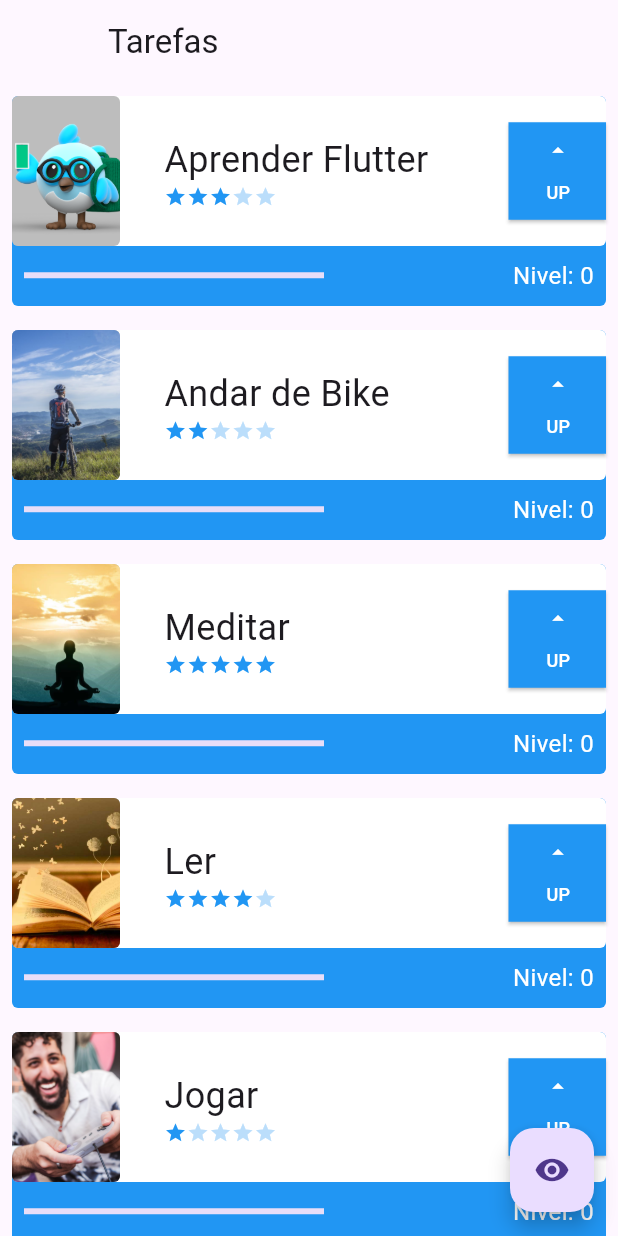
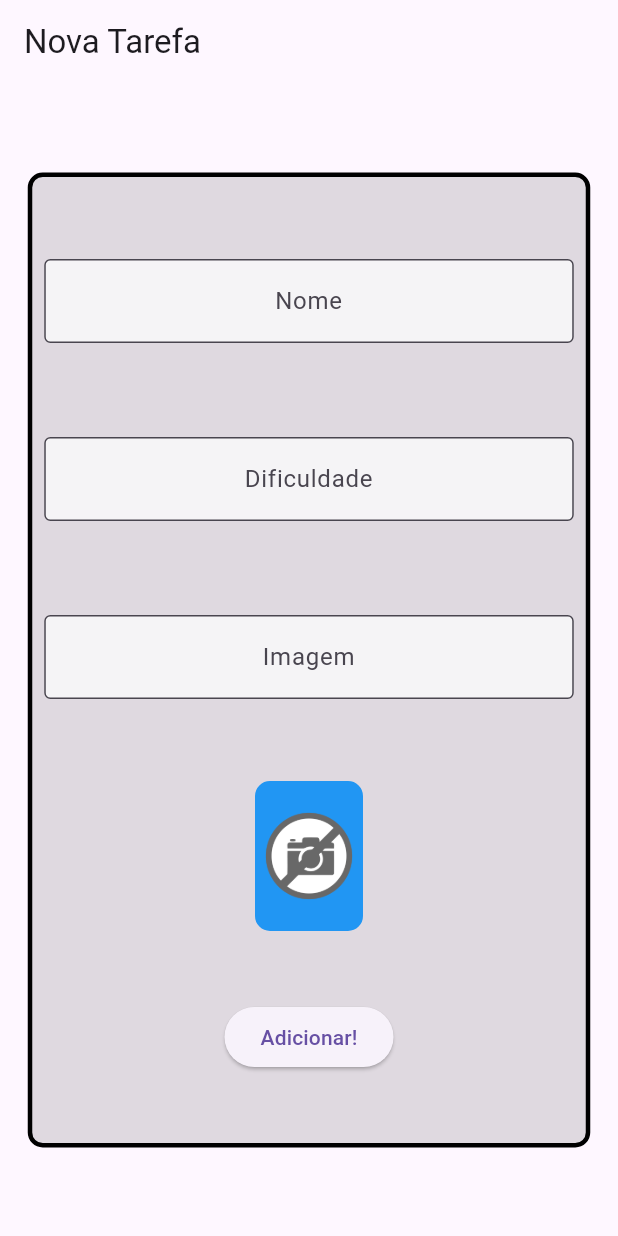
Before and after one commit to RaissaCarlucio/Flutter-Dart-Alura, a Flutter app: the screen it shows after launch, on a phone screen of 412 x 824 dp. Run offline on Flutter 3.47's test engine with Material 3 defaults, Android fonts, the phone set to English and light mode, and no system bars; network calls fail.

Commit message:
Melhorando a form_screen e aprendendo sobre TextFormField

```diff
--- a/lib/main.dart
+++ b/lib/main.dart
@@ -17,6 +17,7 @@
 // - Memory: Arquvo está dentro da memória do dispositivo
 
 import 'package:flutter/material.dart';
+import 'package:flutter_alura/screens/form_screen.dart';
 import 'screens/initial_screen.dart';
 
 
@@ -32,7 +33,7 @@ class MyApp extends StatelessWidget {
     return MaterialApp(
       title: 'Flutter Demo',
       theme: ThemeData(primarySwatch: Colors.blue),
-      home: InitialScreen(),
+      home: FormScreen(),
     );
   }
 }
--- /dev/null
+++ b/lib/screens/form_screen.dart
@@ -0,0 +1,107 @@
+import 'package:flutter/material.dart';
+
+class FormScreen extends StatefulWidget {
+  const FormScreen({super.key});
+
+  @override
+  State<FormScreen> createState() => _FormScreenState();
+}
+
+class _FormScreenState extends State<FormScreen> {
+  TextEditingController nameController = TextEditingController();
+  TextEditingController difficultyController = TextEditingController();
+  TextEditingController imageController = TextEditingController();
+
+  @override
+  Widget build(BuildContext context) {
+    return Scaffold(
+      appBar: AppBar(title: const Text('Nova Tarefa')),
+      body: Center(
+        child: Container(
+          height: 650,
+          width: 375,
+          decoration: BoxDecoration(
+            color: Colors.black12,
+            borderRadius: BorderRadius.circular(10),
+            border: Border.all(width: 3),
+          ),
+          child: Column(
+            mainAxisAlignment: MainAxisAlignment.spaceEvenly,
+            crossAxisAlignment: CrossAxisAlignment.center,
+            children: [
+              Padding(
+                padding: const EdgeInsets.all(8.0),
+                child: TextFormField(
+                  controller: nameController,
+                  textAlign: TextAlign.center,
+                  decoration: InputDecoration(
+                    border: OutlineInputBorder(),
+                    hintText: 'Nome',
+                    fillColor: Colors.white70,
+                    filled: true,
+                  ),
+                ),
+              ),
+              Padding(
+                padding: const EdgeInsets.all(8.0),
+                child: TextFormField(
+                  controller: difficultyController,
+                  textAlign: TextAlign.center,
+                  decoration: InputDecoration(
+                    border: OutlineInputBorder(),
+                    hintText: 'Dificuldade',
+                    fillColor: Colors.white70,
+                    filled: true,
+                  ),
+                ),
+              ),
+              Padding(
+                padding: const EdgeInsets.all(8.0),
+                child: TextFormField(
+                  onChanged: (text){
+                    setState(() {
+
+                    });
+                  },
+                  controller: imageController,
+                  textAlign: TextAlign.center,
+                  decoration: InputDecoration(
+                    border: OutlineInputBorder(),
+                    hintText: 'Imagem',
+                    fillColor: Colors.white70,
+                    filled: true,
+                  ),
+                ),
+              ),
+              Container(
+                height: 100,
+                width: 72,
+                decoration: BoxDecoration(
+                  color: Colors.blue,
+                  borderRadius: BorderRadius.circular(10),
+                  border: Border.all(width: 2, color: Colors.blue),
+                ),
+                child: ClipRRect(
+                  borderRadius: BorderRadius.circular(10),
+                  child: Image.network(imageController.text,
+                      errorBuilder: (BuildContext context,Object exception, StackTrace? stackTrace) {
+                      return Image.asset('assets/images/nophoto.png');
+                      },
+                      fit: BoxFit.cover),
+                ),
+              ),
+              ElevatedButton(
+                onPressed: () {
+                  print(nameController.text);
+                  print(int.parse(difficultyController.text));
+                  print(imageController.text);
+                },
+                child: Text('Adicionar!'),
+              ),
+            ],
+          ),
+        ),
+      ),
+    );
+  }
+}
```
Also changed, not shown: assets/images/nophoto.png (added), assets/images/st,small,507x507-pad,600x600,f8f8f8.jpg (added).
